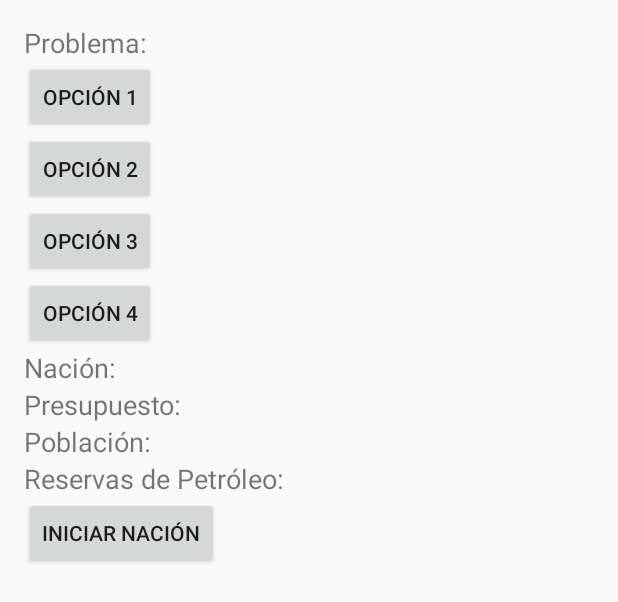
After one commit to Stansan0/CountryMaster, an Android app built with Jetpack Compose: the layout nationentorno.xml on its own in the app's theme, with its tools: preview values and no code run, on a phone screen of 412 x 824 dp. The commit adds this screen. Shown: the top 602 px of the screen. Run offline under Robolectric (Android 15) with nearby library versions, the light colour scheme and no system bars.

Commit message:
se agrego logica y multiple opciones

```diff
--- a/app/build.gradle.kts
+++ b/app/build.gradle.kts
@@ -45,6 +45,7 @@ dependencies {
     implementation(libs.androidx.lifecycle.runtime.ktx)
     implementation(libs.androidx.activity.compose)
     implementation(platform(libs.androidx.compose.bom))
+    implementation (libs.lifecycle.viewmodel.compose)
     implementation(libs.androidx.ui)
     implementation(libs.androidx.ui.graphics)
     implementation(libs.androidx.ui.tooling.preview)
@@ -53,6 +54,7 @@ dependencies {
     implementation(libs.material)
     implementation(libs.androidx.activity)
     implementation(libs.androidx.constraintlayout)
+    implementation(libs.androidx.material3.android)
     testImplementation(libs.junit)
     androidTestImplementation(libs.androidx.junit)
     androidTestImplementation(libs.androidx.espresso.core)
--- /dev/null
+++ b/app/src/main/res/layout/nationentorno.xml
@@ -0,0 +1,74 @@
+<?xml version="1.0" encoding="utf-8"?>
+<LinearLayout xmlns:android="http://schemas.android.com/apk/res/android"
+    xmlns:app="http://schemas.android.com/apk/res-auto"
+    android:layout_width="match_parent"
+    android:layout_height="match_parent"
+    android:orientation="vertical"
+    android:padding="16dp">
+
+    <TextView
+        android:id="@+id/problemTextView"
+        android:layout_width="wrap_content"
+        android:layout_height="wrap_content"
+        android:text="Problema:"
+        android:textSize="18sp" />
+
+    <Button
+        android:id="@+id/option1Button"
+        android:layout_width="wrap_content"
+        android:layout_height="wrap_content"
+        android:text="Opción 1" />
+
+    <Button
+        android:id="@+id/option2Button"
+        android:layout_width="wrap_content"
+        android:layout_height="wrap_content"
+        android:text="Opción 2" />
+
+    <Button
+        android:id="@+id/option3Button"
+        android:layout_width="wrap_content"
+        android:layout_height="wrap_content"
+        android:text="Opción 3" />
+
+    <Button
+        android:id="@+id/option4Button"
+        android:layout_width="wrap_content"
+        android:layout_height="wrap_content"
+        android:text="Opción 4" />
+
+    <TextView
+        android:id="@+id/nationTextView"
+        android:layout_width="wrap_content"
+        android:layout_height="wrap_content"
+        android:text="Nación: "
+        android:textSize="18sp" />
+
+    <TextView
+        android:id="@+id/budgetTextView"
+        android:layout_width="wrap_content"
+        android:layout_height="wrap_content"
+        android:text="Presupuesto: "
+        android:textSize="18sp" />
+
+    <TextView
+        android:id="@+id/populationTextView"
+        android:layout_width="wrap_content"
+        android:layout_height="wrap_content"
+        android:text="Población: "
+        android:textSize="18sp" />
+
+    <TextView
+        android:id="@+id/oilReservesTextView"
+        android:layout_width="wrap_content"
+        android:layout_height="wrap_content"
+        android:text="Reservas de Petróleo: "
+        android:textSize="18sp" />
+
+    <Button
+        android:id="@+id/startButton"
+        android:layout_width="wrap_content"
+        android:layout_height="wrap_content"
+        android:text="Iniciar Nación" />
+
+</LinearLayout>
--- a/app/src/main/res/values/strings.xml
+++ b/app/src/main/res/values/strings.xml
@@ -7,4 +7,5 @@
     <string name="fondo_gobierno">fondo_gobierno\n</string>
     <!-- TODO: Remove or change this placeholder text -->
     <string name="hello_blank_fragment">Hello blank fragment</string>
+    <string name="title_activity_nationentorno">nationentorno</string>
 </resources>
--- a/app/src/main/res/values/themes.xml
+++ b/app/src/main/res/values/themes.xml
@@ -1,5 +1,8 @@
-<?xml version="1.0" encoding="utf-8"?>
 <resources>
-
-    <style name="Theme.CountryMaster" parent="android:Theme.Material.Light.NoActionBar" />
+    <style name="Theme.CountryMaster" parent="Theme.AppCompat.Light.DarkActionBar">
+        <!-- Personaliza aquí -->
+        <item name="colorPrimary">@color/purple_500</item>
+        <item name="colorPrimaryDark">@color/purple_700</item>
+        <item name="colorAccent">@color/teal_200</item>
+    </style>
 </resources>
--- a/gradle/libs.versions.toml
+++ b/gradle/libs.versions.toml
@@ -9,9 +9,11 @@ lifecycleRuntimeKtx = "2.8.7"
 activityCompose = "1.9.3"
 composeBom = "2024.04.01"
 appcompat = "1.7.0"
+lifecycleViewmodelCompose = "2.8.7"
 material = "1.12.0"
 activity = "1.9.3"
 constraintlayout = "2.2.0"
+material3Android = "1.3.1"
 
 [libraries]
 androidx-core-ktx = { group = "androidx.core", name = "core-ktx", version.ref = "coreKtx" }
@@ -29,9 +31,11 @@ androidx-ui-test-manifest = { group = "androidx.compose.ui", name = "ui-test-man
 androidx-ui-test-junit4 = { group = "androidx.compose.ui", name = "ui-test-junit4" }
 androidx-material3 = { group = "androidx.compose.material3", name = "material3" }
 androidx-appcompat = { group = "androidx.appcompat", name = "appcompat", version.ref = "appcompat" }
+lifecycle-viewmodel-compose = { module = "androidx.lifecycle:lifecycle-viewmodel-compose", version.ref = "lifecycleViewmodelCompose" }
 material = { group = "com.google.android.material", name = "material", version.ref = "material" }
 androidx-activity = { group = "androidx.activity", name = "activity", version.ref = "activity" }
 androidx-constraintlayout = { group = "androidx.constraintlayout", name = "constraintlayout", version.ref = "constraintlayout" }
+androidx-material3-android = { group = "androidx.compose.material3", name = "material3-android", version.ref = "material3Android" }
 
 [plugins]
 android-application = { id = "com.android.application", version.ref = "agp" }
```
Also changed, not shown: app/src/main/AndroidManifest.xml (+6 -4 lines), app/src/main/java/com/example/countrymaster/FondoMundo1.kt (+4 -3 lines), app/src/main/java/com/example/countrymaster/nationentorno.kt (added, +137 -0 lines).
